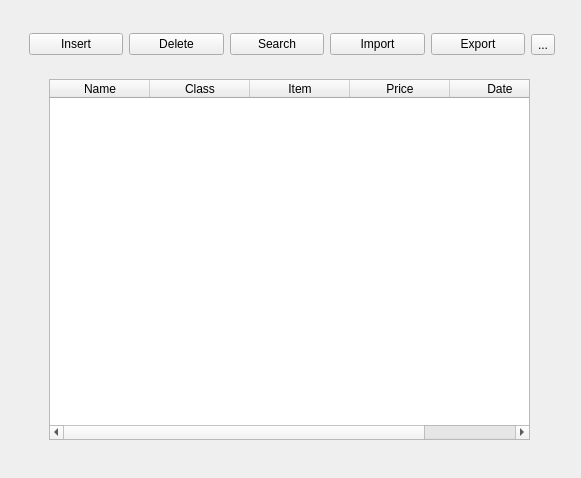
Before: the Qt Designer form untitled1/widget.ui in EstherFs/Programming_Design_Final_Project, drawn with Qt 5.
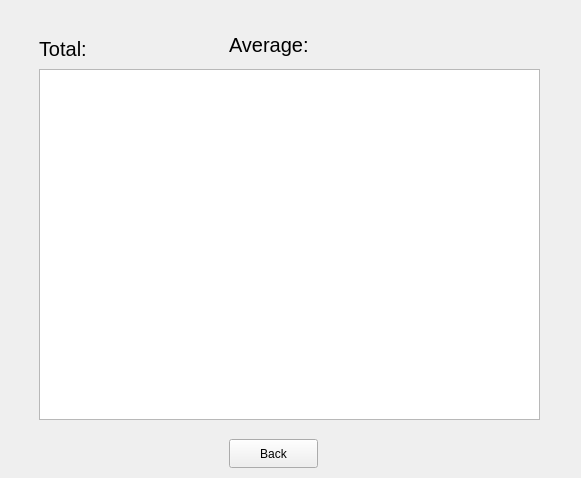
After: the same form once the commit is applied.

```diff
--- a/untitled1/widget.ui
+++ b/untitled1/widget.ui
@@ -23,7 +23,7 @@
     </rect>
    </property>
    <property name="currentIndex">
-    <number>0</number>
+    <number>4</number>
    </property>
    <widget class="QWidget" name="page">
     <widget class="QTableWidget" name="tableWidget">
@@ -64,9 +64,9 @@
     <widget class="QWidget" name="horizontalLayoutWidget">
      <property name="geometry">
       <rect>
-       <x>30</x>
+       <x>20</x>
        <y>30</y>
-       <width>526</width>
+       <width>541</width>
        <height>31</height>
       </rect>
      </property>
@@ -468,6 +468,103 @@
      </layout>
     </widget>
    </widget>
+   <widget class="QWidget" name="page_5">
+    <widget class="QTableWidget" name="tableWidget_3">
+     <property name="geometry">
+      <rect>
+       <x>40</x>
+       <y>70</y>
+       <width>501</width>
+       <height>351</height>
+      </rect>
+     </property>
+    </widget>
+    <widget class="QLabel" name="label_14">
+     <property name="geometry">
+      <rect>
+       <x>40</x>
+       <y>40</y>
+       <width>63</width>
+       <height>20</height>
+      </rect>
+     </property>
+     <property name="font">
+      <font>
+       <pointsize>15</pointsize>
+      </font>
+     </property>
+     <property name="text">
+      <string>Total:</string>
+     </property>
+    </widget>
+    <widget class="QLabel" name="label_15">
+     <property name="geometry">
+      <rect>
+       <x>110</x>
+       <y>40</y>
+       <width>81</width>
+       <height>20</height>
+      </rect>
+     </property>
+     <property name="font">
+      <font>
+       <pointsize>15</pointsize>
+      </font>
+     </property>
+     <property name="text">
+      <string/>
+     </property>
+    </widget>
+    <widget class="QLabel" name="label_16">
+     <property name="geometry">
+      <rect>
+       <x>230</x>
+       <y>30</y>
+       <width>131</width>
+       <height>31</height>
+      </rect>
+     </property>
+     <property name="font">
+      <font>
+       <pointsize>15</pointsize>
+      </font>
+     </property>
+     <property name="text">
+      <string>Average:</string>
+     </property>
+    </widget>
+    <widget class="QLabel" name="label_17">
+     <property name="geometry">
+      <rect>
+       <x>340</x>
+       <y>40</y>
+       <width>101</width>
+       <height>20</height>
+      </rect>
+     </property>
+     <property name="font">
+      <font>
+       <pointsize>15</pointsize>
+      </font>
+     </property>
+     <property name="text">
+      <string/>
+     </property>
+    </widget>
+    <widget class="QPushButton" name="pushButton_14">
+     <property name="geometry">
+      <rect>
+       <x>230</x>
+       <y>440</y>
+       <width>89</width>
+       <height>29</height>
+      </rect>
+     </property>
+     <property name="text">
+      <string>Back</string>
+     </property>
+    </widget>
+   </widget>
   </widget>
  </widget>
  <resources/>
```
Left out of the diff: 7 changed lines with no effect on the pictures.
